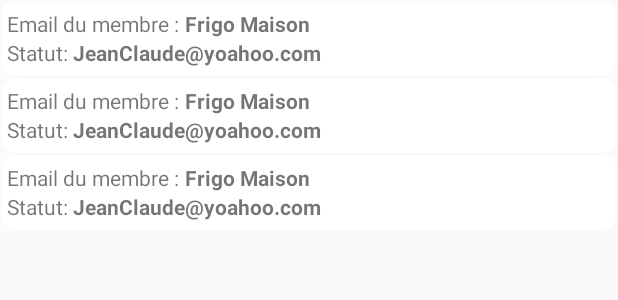
After one commit to CVhp/Foodlog, an Android app: the layout fragment_member.xml on its own in the app's theme, with its tools: preview values and no code run, on a phone screen of 412 x 824 dp. The commit adds this screen. Shown: the top 300 px of the screen. Run offline under Robolectric (Android 15) with nearby library versions, the phone set to English and light mode, and no system bars.

Commit message:
Ajout de la gestion des membres

```diff
--- a/app/src/main/java/fr/epf/foodlog/MainActivity.kt
+++ b/app/src/main/java/fr/epf/foodlog/MainActivity.kt
@@ -30,7 +30,7 @@ class MainActivity : AppCompatActivity() {
         // Passing each menu ID as a set of Ids because each
         // menu should be considered as top level destinations.
         appBarConfiguration = AppBarConfiguration(setOf(
-                R.id.nav_listproduct, R.id.nav_shoppinglist, R.id.nav_invitation), drawerLayout)
+                R.id.nav_listproduct, R.id.nav_shoppinglist, R.id.nav_invitation, R.id.nav_member), drawerLayout)
         setupActionBarWithNavController(navController, appBarConfiguration)
         navView.setupWithNavController(navController)
     }
--- /dev/null
+++ b/app/src/main/res/layout/fragment_member.xml
@@ -0,0 +1,24 @@
+<?xml version="1.0" encoding="utf-8"?>
+<FrameLayout
+    xmlns:android="http://schemas.android.com/apk/res/android"
+    xmlns:app="http://schemas.android.com/apk/res-auto"
+    xmlns:tools="http://schemas.android.com/tools"
+    android:id="@+id/containerList"
+    android:layout_width="match_parent"
+    android:layout_height="match_parent"
+    tools:context=".ui.member.MemberFragment">
+
+    <RelativeLayout
+        android:layout_width="match_parent"
+        android:layout_height="match_parent">
+
+        <androidx.recyclerview.widget.RecyclerView
+            android:id="@+id/member_recyclerview"
+            android:layout_width="match_parent"
+            android:layout_height="match_parent"
+            tools:listitem="@layout/member_view"
+            />
+
+    </RelativeLayout>
+
+</FrameLayout>
--- /dev/null
+++ b/app/src/main/res/layout/member_view.xml
@@ -0,0 +1,58 @@
+<androidx.cardview.widget.CardView xmlns:android="http://schemas.android.com/apk/res/android"
+    xmlns:tools="http://schemas.android.com/tools"
+    xmlns:app="http://schemas.android.com/apk/res-auto"
+    android:layout_margin="0.1dp"
+    android:layout_width="match_parent"
+    android:layout_height="50dp"
+    app:cardCornerRadius="10dp"
+    android:paddingTop="10dp"
+    >
+
+    <LinearLayout
+        android:id="@+id/linear_member"
+        android:layout_width="match_parent"
+        android:layout_height="match_parent"
+        android:orientation="vertical"
+        android:gravity="center_vertical"
+        >
+        <LinearLayout
+            android:layout_width="match_parent"
+            android:layout_height="wrap_content"
+            android:orientation="horizontal">
+            <TextView
+                android:layout_width="wrap_content"
+                android:layout_height="wrap_content"
+                android:text="Email du membre :"
+                android:paddingLeft="4dp"/>
+
+            <TextView
+                android:id="@+id/text_email_member"
+                android:layout_width="wrap_content"
+                android:layout_height="wrap_content"
+                android:layout_gravity="center"
+                android:layout_marginLeft="4dp"
+                tools:text="Frigo Maison"
+                android:textStyle="bold"/>
+        </LinearLayout>
+
+        <LinearLayout
+            android:layout_width="match_parent"
+            android:layout_height="wrap_content">
+            <TextView
+                android:layout_width="wrap_content"
+                android:layout_height="wrap_content"
+                android:text="Statut: "
+                android:paddingLeft="4dp"/>
+
+            <TextView
+                android:layout_width="wrap_content"
+                android:layout_height="wrap_content"
+                android:id="@+id/text_profile_member"
+                android:text="JeanClaude@yoahoo.com"
+                android:textStyle="bold"/>
+        </LinearLayout>
+
+
+    </LinearLayout>
+
+</androidx.cardview.widget.CardView>
--- a/app/src/main/res/menu/activity_main_drawer.xml
+++ b/app/src/main/res/menu/activity_main_drawer.xml
@@ -23,5 +23,10 @@
             android:icon="@drawable/ic_menu_invitation"
             android:title="@string/menu_invitation" />
 
+        <item
+            android:id="@+id/nav_member"
+            android:icon="@drawable/ic_menu_member"
+            android:title="Membres" />
+
     </group>
 </menu>
--- a/app/src/main/res/navigation/mobile_navigation.xml
+++ b/app/src/main/res/navigation/mobile_navigation.xml
@@ -154,6 +154,11 @@
             android:name="profile"
             app:argType="integer" />
     </fragment>
+    <fragment
+        android:id="@+id/nav_member"
+        android:name="fr.epf.foodlog.ui.member.MemberFragment"
+        android:label="Membres"
+        tools:layout="@layout/fragment_member" />
 
 
 </navigation>
--- a/app/src/main/res/values/strings.xml
+++ b/app/src/main/res/values/strings.xml
@@ -53,7 +53,7 @@
     <string name="client_homme">Homme</string>
     <string name="age_display">20</string>
     <string name="product_delete_confirm_title">Confirmation suppression</string>
-    <string name="product_delete_confirm_message">Voulez vous supprimer le produit %1$s ?</string>
+    <string name="product_delete_confirm_message">Voulez vous supprimer le produit %r$s ?</string>
 
 
     <string name="register_inscription">s\'inscrire</string>
@@ -85,4 +85,5 @@
     <string name="menu_addProduct">Ajout Produit</string>
     <string name="invitation_accept">Accepter</string>
     <string name="invitation_decline">Refuser</string>
+
 </resources>
--- a/build.gradle
+++ b/build.gradle
@@ -8,7 +8,7 @@ buildscript {
 
     }
     dependencies {
-        classpath 'com.android.tools.build:gradle:3.6.2'
+        classpath 'com.android.tools.build:gradle:4.0.0'
         classpath "org.jetbrains.kotlin:kotlin-gradle-plugin:$kotlin_version"
         classpath "androidx.navigation:navigation-safe-args-gradle-plugin:2.2.2"
 
```
Also changed, not shown: app/src/main/java/fr/epf/foodlog/ui/member/MemberFragment.kt (added, +60 -0 lines), app/src/main/java/fr/epf/foodlog/ui/member/MemberFragmentAdapter.kt (added, +84 -0 lines), app/src/main/java/fr/epf/foodlog/ui/service/ActivityUtils.kt (+17 -0 lines), app/src/main/java/fr/epf/foodlog/ui/service/ProductService.kt (+24 -0 lines), app/src/main/res/drawable/ic_menu_member.xml (added, +23 -0 lines), gradle/wrapper/gradle-wrapper.properties.
